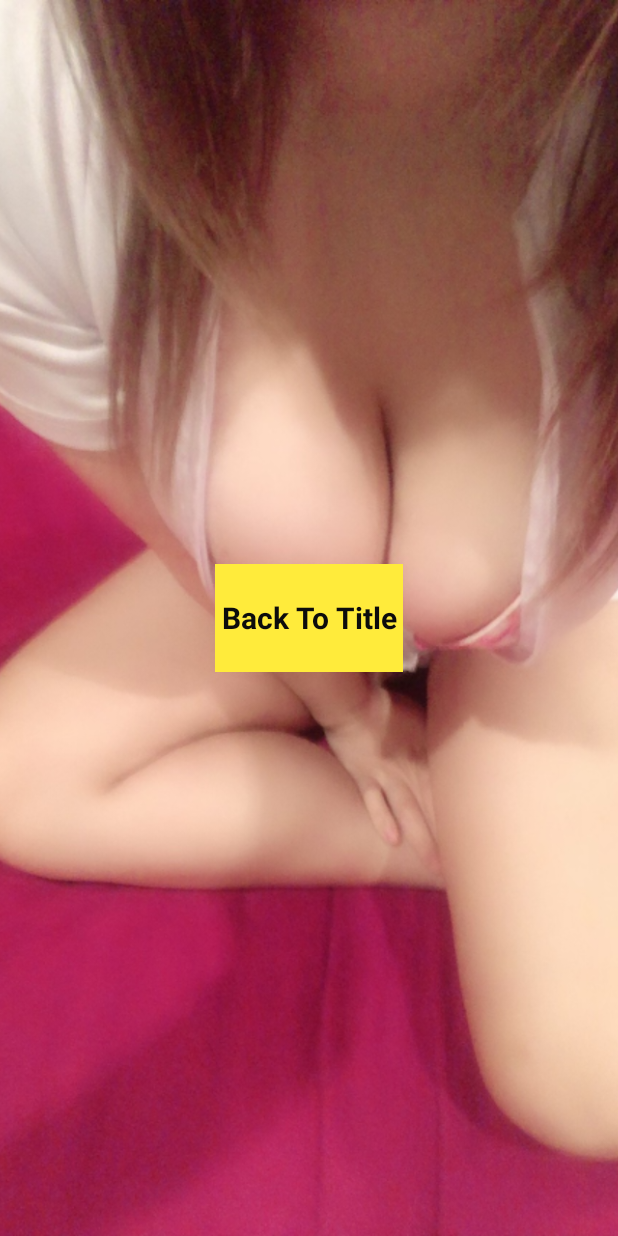
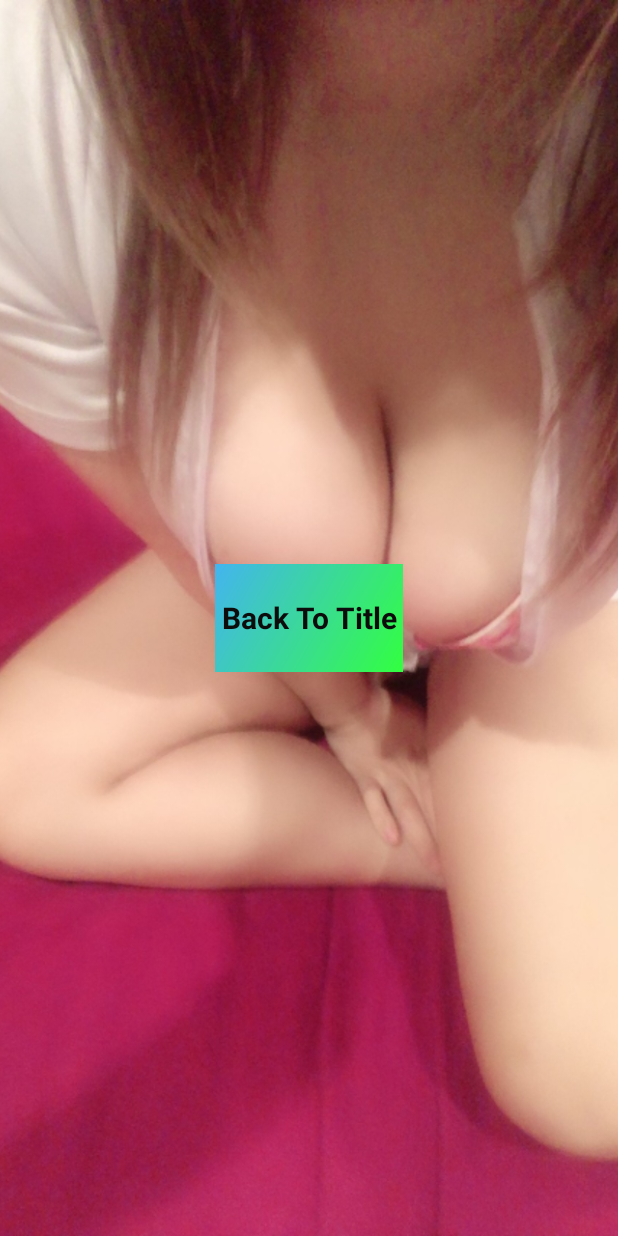
Before and after one commit to Nao-RandD/GameCreate, an Android app: the ClearActivity screen opened directly, with no data from a screen before it, on a phone screen of 412 x 824 dp. Run offline under Robolectric (Android 15) with nearby library versions, the light colour scheme and no system bars.

Commit message:
[fix] Fix Congraturation Image.

```diff
--- a/app/src/main/java/com/naorandd/tileslipgame/TopActivity.java
+++ b/app/src/main/java/com/naorandd/tileslipgame/TopActivity.java
@@ -23,7 +23,7 @@ public class TopActivity extends Activity implements View.OnClickListener {
         start_button.setOnClickListener(this);
 
         mConstraintLayout = findViewById(R.id.mConstraintLayout);
-        //背景アニメーションを設定
+        //Set Background animation
         AnimationUtil.animateConstraintLayout(mConstraintLayout,
             CommonDefine.BACKGROUND_ENTER_ANIMATION_DURATION,CommonDefine.BACKGROUND_EXIT_ANIMATION_DURATION);
 
@@ -32,9 +32,8 @@ public class TopActivity extends Activity implements View.OnClickListener {
 
     }
 
-    //ボタンが押された時の処理
+    // Tap Start Button Action
     public void onClick(View view){
-        //ここに遷移するための処理を追加する
         Intent intent = new Intent(this, MainActivity.class);
         startActivity(intent);
     }
--- a/app/src/main/res/layout/activity_clear.xml
+++ b/app/src/main/res/layout/activity_clear.xml
@@ -16,7 +16,7 @@
         android:id="@+id/back_to_title_bt"
         android:layout_width="125dp"
         android:layout_height="72dp"
-        android:background="#FFEB3B"
+        android:background="@drawable/gradation_middle"
         android:text="Back To Title"
         android:textColor="#0C0C0C"
         android:textSize="20dp"
```
Also changed, not shown: app/src/main/res/drawable/congraturation_image.jpg.
